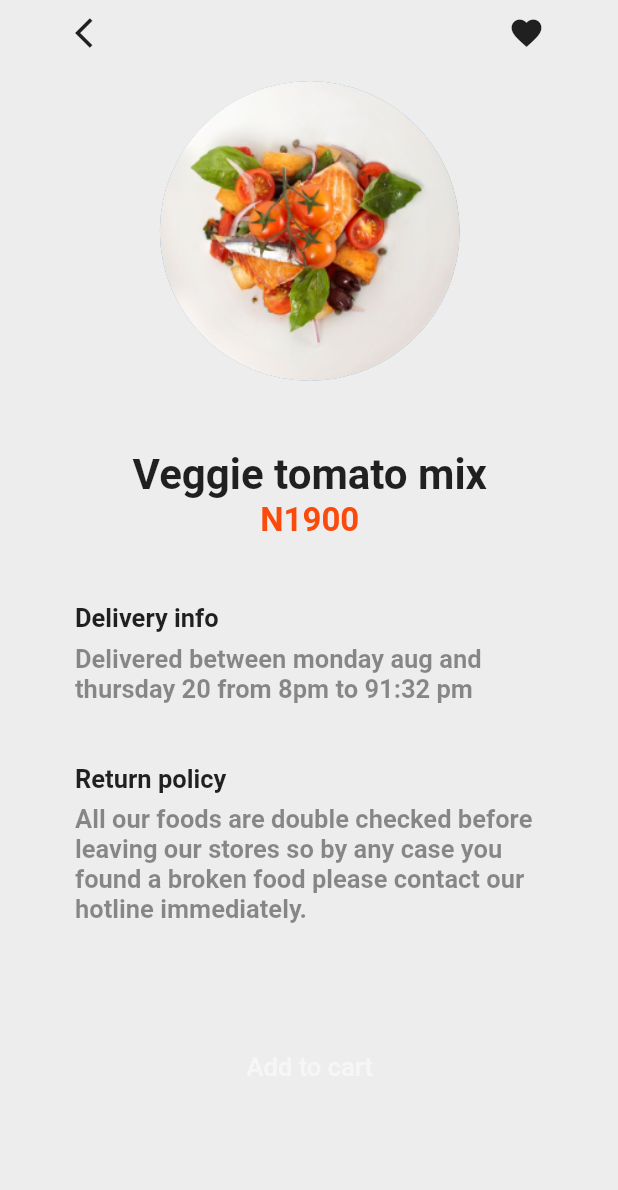
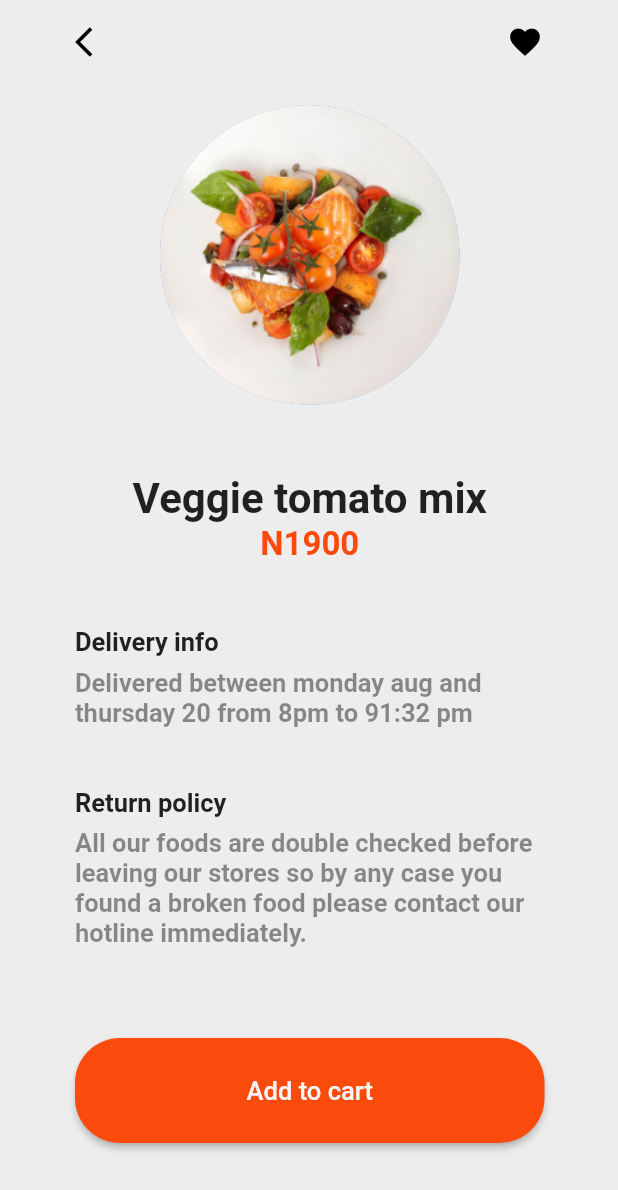
Before and after one commit to Dev-Tonia/foodie_ui, a Flutter app: the FoodDetailsScreen screen opened directly, on a phone screen of 412 x 824 dp. Shown: the top 1190 px of the screen. Run offline on Flutter 3.47's test engine with Material 2 defaults, Android fonts, the phone set to English and light mode, and no system bars; our stand-ins replace flutter_slidable; Roboto replaces fonts that are missing (SF Pro Rounded).

Commit message:
refactored all the appbar

```diff
--- a/lib/main.dart
+++ b/lib/main.dart
@@ -1,6 +1,6 @@
 import 'package:flutter/material.dart';
 import 'package:foodie/components/colors.dart';
-import 'package:foodie/screens/search_result_screen.dart';
+import 'package:foodie/screens/welcome_screen.dart';
 
 void main() {
   runApp(const MyApp());
@@ -18,7 +18,7 @@ class MyApp extends StatelessWidget {
               primary: AppColors.screenColor,
             ),
       ),
-      home: const SearchResultScreen(),
+      home: const WelcomeScreen(),
     );
   }
 }
--- a/lib/screens/checkout_payment_screen.dart
+++ b/lib/screens/checkout_payment_screen.dart
@@ -1,6 +1,7 @@
 import 'package:flutter/material.dart';
 import 'package:foodie/components/colors.dart';
 import 'package:foodie/screens/proceed.dart';
+import 'package:foodie/widgets/custom_appbar.dart';
 import 'package:foodie/widgets/custom_button.dart';
 
 import '../components/constant.dart';
@@ -20,6 +21,11 @@ class _CheckoutPaymentScreenState extends State<CheckoutPaymentScreen> {
   Widget build(BuildContext context) {
     return SafeArea(
       child: Scaffold(
+        appBar: CustomAppBar(
+          leaddingOnTap: () {},
+          leadingIcon: Icons.arrow_back_ios,
+          title: 'Checkout',
+        ),
         backgroundColor: AppColors.screenColor,
         body: SingleChildScrollView(
           child: Padding(
--- a/lib/screens/food_details_screen.dart
+++ b/lib/screens/food_details_screen.dart
@@ -2,6 +2,8 @@ import 'package:flutter/material.dart';
 import 'package:foodie/components/colors.dart';
 import 'package:foodie/components/constant.dart';
 import 'package:foodie/widgets/custom_button.dart';
+
+import '../widgets/custom_appbar.dart';
 
 class FoodDetailsScreen extends StatelessWidget {
   const FoodDetailsScreen({Key? key}) : super(key: key);
@@ -10,25 +12,23 @@ class FoodDetailsScreen extends StatelessWidget {
   Widget build(BuildContext context) {
     return SafeArea(
       child: Scaffold(
+        appBar: CustomAppBar(
+          leaddingOnTap: () {},
+          leadingIcon: Icons.arrow_back_ios,
+          acationOnTap: () {},
+          actionsIcon: Icons.favorite,
+        ),
         backgroundColor: AppColors.screenColor,
         body: Padding(
-          padding:
-              const EdgeInsets.only(left: 50, right: 49, top: 10, bottom: 41),
+          padding: const EdgeInsets.only(
+            left: 50,
+            right: 49,
+            top: 10,
+          ),
+          child: SingleChildScrollView(
             child: Column(
               crossAxisAlignment: CrossAxisAlignment.start,
               children: [
-              Row(
-                mainAxisAlignment: MainAxisAlignment.spaceBetween,
-                children: const [
-                  Icon(
-                    Icons.arrow_back_ios,
-                  ),
-                  Icon(
-                    Icons.favorite,
-                  ),
-                ],
-              ),
-              AppConstant.searchScreenSpacer(height: 20),
                 Center(
                   child: Column(
                     children: [
@@ -85,8 +85,13 @@ class FoodDetailsScreen extends StatelessWidget {
                   ),
                 ),
                 AppConstant.searchScreenSpacer(height: 60),
-              const CustomButton(title: 'Add to cart')
+                CustomButton(
+                  title: 'Add to cart',
+                  onPressed: () {},
+                ),
+                AppConstant.searchScreenSpacer(height: 41),
               ],
+            ),
           ),
         ),
       ),
--- a/lib/screens/internet_failure_screen.dart
+++ b/lib/screens/internet_failure_screen.dart
@@ -38,7 +38,10 @@ class InternetFailureScreen extends StatelessWidget {
                 ),
               ),
               AppConstant.searchScreenSpacer(height: 80),
-              const CustomButton(title: 'Try again')
+              CustomButton(
+                title: 'Try again',
+                onPressed: () {},
+              )
             ],
           ),
         ),
```
Also changed, not shown: lib/screens/cart_screen.dart (+6 -12 lines), lib/screens/checkout_delivery_screen.dart (+10 -12 lines), lib/screens/offers_screen.dart (+7 -5 lines), lib/screens/profile_screen.dart (+7 -13 lines), lib/screens/profile_update_screen.dart (+9 -4 lines), lib/screens/search_404_screen.dart (+8 -17 lines), lib/screens/welcome_screen.dart (+12 -5 lines), lib/widgets/profile_actions.dart (+6 -3 lines), assets/images/Vector (11).png (added). Lines whose indentation alone changed are shown as unchanged.
